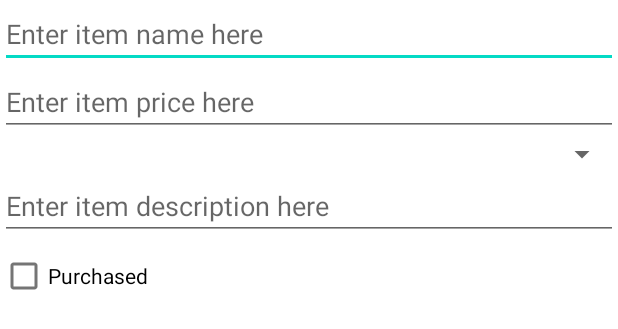
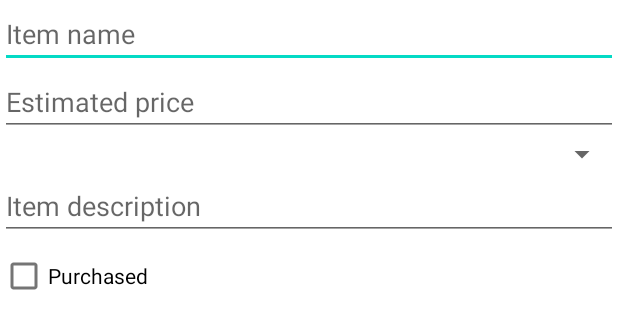
Before and after one commit to annguyen9461/androidProjects, an Android app: the layout shopping_dialog.xml on its own in the app's theme, with its tools: preview values and no code run, on a phone screen of 412 x 824 dp. Shown: the top 329 px of the screen. Run offline under Robolectric (Android 15) with nearby library versions, the phone set to English and light mode, and no system bars.

Commit message:
icons linking

```diff
--- a/shoppingListApp/app/src/main/java/hu/ait/shoppinglistapp/adapter/ShoppingItemAdapter.kt
+++ b/shoppingListApp/app/src/main/java/hu/ait/shoppinglistapp/adapter/ShoppingItemAdapter.kt
@@ -85,9 +85,9 @@ class ShoppingItemAdapter(var context: Context) :
                 }
             }
 
-            if (binding.tvCategory.toString() == "Food") {
+            if (binding.tvCategory.text.toString() == "Food") {
                 binding.ivCategoryIcon.setImageResource(R.drawable.food)
-            } else if (binding.tvCategory.toString() == "Beverage"){
+            } else if (binding.tvCategory.text.toString() == "Beverage"){
                 binding.ivCategoryIcon.setImageResource(R.drawable.drink)
             } else {
                 binding.ivCategoryIcon.setImageResource(R.drawable.clothing)
--- a/shoppingListApp/app/src/main/res/layout/shopping_dialog.xml
+++ b/shoppingListApp/app/src/main/res/layout/shopping_dialog.xml
@@ -6,14 +6,14 @@
 
     <EditText
         android:id="@+id/etShoppingItemName"
-        android:hint="Enter item name here"
+        android:hint="Item name"
         android:layout_width="match_parent"
         android:layout_height="wrap_content"/>
 
     <EditText
         android:id="@+id/etShoppingItemPrice"
         android:inputType="number"
-        android:hint="Enter item price here"
+        android:hint="Estimated price"
         android:layout_width="match_parent"
         android:layout_height="wrap_content"/>
 
@@ -25,7 +25,7 @@
 
     <EditText
         android:id="@+id/etShoppingItemDescription"
-        android:hint="Enter item description here"
+        android:hint="Item description"
         android:layout_width="match_parent"
         android:layout_height="wrap_content"/>
 
```
